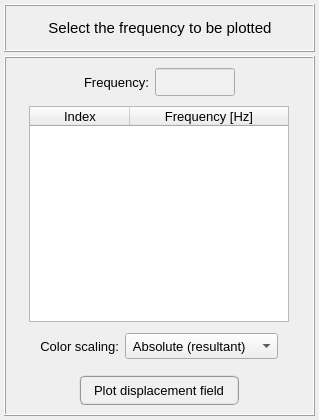
The window that pulse/interface/ui_files/plots/results/structural/plot_nodal_results_field_for_harmonic_analysis.ui (open-pulse/OpenPulse) describes before a commit, drawn with Qt 5.
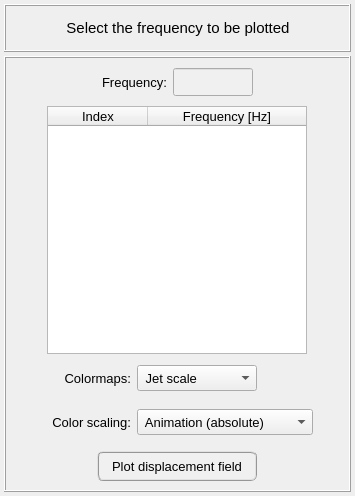
The same window after the commit.

Commit message: Reordering the animation scale color controls

The edit to the form file:
```diff
--- a/pulse/interface/ui_files/plots/results/structural/plot_nodal_results_field_for_harmonic_analysis.ui
+++ b/pulse/interface/ui_files/plots/results/structural/plot_nodal_results_field_for_harmonic_analysis.ui
@@ -6,14 +6,14 @@
    <rect>
     <x>0</x>
     <y>0</y>
-    <width>319</width>
-    <height>420</height>
+    <width>355</width>
+    <height>496</height>
    </rect>
   </property>
   <property name="maximumSize">
    <size>
     <width>16777215</width>
-    <height>420</height>
+    <height>16777215</height>
    </size>
   </property>
   <property name="windowTitle">
@@ -71,6 +71,142 @@
       <property name="spacing">
        <number>4</number>
       </property>
+      <item row="0" column="0">
+       <widget class="QFrame" name="frame_frequency">
+        <property name="minimumSize">
+         <size>
+          <width>0</width>
+          <height>40</height>
+         </size>
+        </property>
+        <property name="maximumSize">
+         <size>
+          <width>16777215</width>
+          <height>40</height>
+         </size>
+        </property>
+        <property name="frameShape">
+         <enum>QFrame::NoFrame</enum>
+        </property>
+        <property name="frameShadow">
+         <enum>QFrame::Raised</enum>
+        </property>
+        <layout class="QGridLayout" name="gridLayout_4">
+         <property name="leftMargin">
+          <number>0</number>
+         </property>
+         <property name="topMargin">
+          <number>0</number>
+         </property>
+         <property name="rightMargin">
+          <number>0</number>
+         </property>
+         <property name="bottomMargin">
+          <number>0</number>
+         </property>
+         <property name="horizontalSpacing">
+          <number>6</number>
+         </property>
+         <property name="verticalSpacing">
+          <number>0</number>
+         </property>
+         <item row="0" column="0">
+          <spacer name="horizontalSpacer_2">
+           <property name="orientation">
+            <enum>Qt::Horizontal</enum>
+           </property>
+           <property name="sizeHint" stdset="0">
+            <size>
+             <width>40</width>
+             <height>20</height>
+            </size>
+           </property>
+          </spacer>
+         </item>
+         <item row="0" column="2">
+          <widget class="QLineEdit" name="lineEdit_selected_frequency">
+           <property name="enabled">
+            <bool>false</bool>
+           </property>
+           <property name="minimumSize">
+            <size>
+             <width>80</width>
+             <height>28</height>
+            </size>
+           </property>
+           <property name="maximumSize">
+            <size>
+             <width>80</width>
+             <height>28</height>
+            </size>
+           </property>
+           <property name="font">
+            <font>
+             <family>MS Shell Dlg 2</family>
+             <pointsize>10</pointsize>
+             <weight>50</weight>
+             <italic>false</italic>
+             <bold>false</bold>
+            </font>
+           </property>
+           <property name="styleSheet">
+            <string notr="true">QLineEdit{color: rgb(0, 0, 0); background-color: rgb(250, 250, 250)}
+QLineEdit:disabled{color: rgb(100, 100, 100); background-color: rgb(240, 240, 240)}</string>
+           </property>
+           <property name="text">
+            <string/>
+           </property>
+           <property name="alignment">
+            <set>Qt::AlignCenter</set>
+           </property>
+          </widget>
+         </item>
+         <item row="0" column="3">
+          <spacer name="horizontalSpacer">
+           <property name="orientation">
+            <enum>Qt::Horizontal</enum>
+           </property>
+           <property name="sizeHint" stdset="0">
+            <size>
+             <width>40</width>
+             <height>20</height>
+            </size>
+           </property>
+          </spacer>
+         </item>
+         <item row="0" column="1">
+          <widget class="QLabel" name="label_4">
+           <property name="minimumSize">
+            <size>
+             <width>0</width>
+             <height>28</height>
+            </size>
+           </property>
+           <property name="maximumSize">
+            <size>
+             <width>16777215</width>
+             <height>28</height>
+            </size>
+           </property>
+           <property name="font">
+            <font>
+             <family>MS Shell Dlg 2</family>
+             <pointsize>10</pointsize>
+             <weight>50</weight>
+             <bold>false</bold>
+            </font>
+           </property>
+           <property name="text">
+            <string>Frequency:</string>
+           </property>
+           <property name="alignment">
+            <set>Qt::AlignCenter</set>
+           </property>
+          </widget>
+         </item>
+        </layout>
+       </widget>
+      </item>
       <item row="1" column="0">
        <widget class="QFrame" name="frame_4">
         <property name="frameShape">
@@ -160,7 +296,7 @@
         </layout>
        </widget>
       </item>
-      <item row="2" column="0">
+      <item row="3" column="0">
        <widget class="QFrame" name="frame_scalling">
         <property name="minimumSize">
          <size>
@@ -197,13 +333,13 @@
           <widget class="QComboBox" name="comboBox_color_scale">
            <property name="minimumSize">
             <size>
-             <width>0</width>
+             <width>176</width>
              <height>26</height>
             </size>
            </property>
            <property name="maximumSize">
             <size>
-             <width>16777215</width>
+             <width>176</width>
              <height>26</height>
             </size>
            </property>
@@ -212,6 +348,26 @@
              <pointsize>10</pointsize>
             </font>
            </property>
+           <item>
+            <property name="text">
+             <string> Animation (absolute)</string>
+            </property>
+           </item>
+           <item>
+            <property name="text">
+             <string> Animation (Ux)</string>
+            </property>
+           </item>
+           <item>
+            <property name="text">
+             <string> Animation (Uy)</string>
+            </property>
+           </item>
+           <item>
+            <property name="text">
+             <string> Animation (Uz)</string>
+            </property>
+           </item>
            <item>
             <property name="text">
              <string> Absolute (resultant)</string>
@@ -288,13 +444,13 @@
           <widget class="QLabel" name="label_2">
            <property name="minimumSize">
             <size>
-             <width>0</width>
+             <width>90</width>
              <height>26</height>
             </size>
            </property>
            <property name="maximumSize">
             <size>
-             <width>16777215</width>
+             <width>90</width>
              <height>26</height>
             </size>
            </property>
@@ -340,143 +496,7 @@
         </layout>
        </widget>
       </item>
-      <item row="0" column="0">
-       <widget class="QFrame" name="frame_5">
-        <property name="minimumSize">
-         <size>
-          <width>0</width>
-          <height>40</height>
-         </size>
-        </property>
-        <property name="maximumSize">
-         <size>
-          <width>16777215</width>
-          <height>40</height>
-         </size>
-        </property>
-        <property name="frameShape">
-         <enum>QFrame::NoFrame</enum>
-        </property>
-        <property name="frameShadow">
-         <enum>QFrame::Raised</enum>
-        </property>
-        <layout class="QGridLayout" name="gridLayout_4">
-         <property name="leftMargin">
-          <number>0</number>
-         </property>
-         <property name="topMargin">
-          <number>0</number>
-         </property>
-         <property name="rightMargin">
-          <number>0</number>
-         </property>
-         <property name="bottomMargin">
-          <number>0</number>
-         </property>
-         <property name="horizontalSpacing">
-          <number>6</number>
-         </property>
-         <property name="verticalSpacing">
-          <number>0</number>
-         </property>
-         <item row="0" column="0">
-          <spacer name="horizontalSpacer_2">
-           <property name="orientation">
-            <enum>Qt::Horizontal</enum>
-           </property>
-           <property name="sizeHint" stdset="0">
-            <size>
-             <width>40</width>
-             <height>20</height>
-            </size>
-           </property>
-          </spacer>
-         </item>
-         <item row="0" column="2">
-          <widget class="QLineEdit" name="lineEdit_selected_frequency">
-           <property name="enabled">
-            <bool>false</bool>
-           </property>
-           <property name="minimumSize">
-            <size>
-             <width>80</width>
-             <height>28</height>
-            </size>
-           </property>
-           <property name="maximumSize">
-            <size>
-             <width>80</width>
-             <height>28</height>
-            </size>
-           </property>
-           <property name="font">
-            <font>
-             <family>MS Shell Dlg 2</family>
-             <pointsize>10</pointsize>
-             <weight>50</weight>
-             <italic>false</italic>
-             <bold>false</bold>
-            </font>
-           </property>
-           <property name="styleSheet">
-            <string notr="true">QLineEdit{color: rgb(0, 0, 0); background-color: rgb(250, 250, 250)}
-QLineEdit:disabled{color: rgb(100, 100, 100); background-color: rgb(240, 240, 240)}</string>
-           </property>
-           <property name="text">
-            <string/>
-           </property>
-           <property name="alignment">
-            <set>Qt::AlignCenter</set>
-           </property>
-          </widget>
-         </item>
-         <item row="0" column="3">
-          <spacer name="horizontalSpacer">
-           <property name="orientation">
-            <enum>Qt::Horizontal</enum>
-           </property>
-           <property name="sizeHint" stdset="0">
-            <size>
-             <width>40</width>
-             <height>20</height>
-            </size>
-           </property>
-          </spacer>
-         </item>
-         <item row="0" column="1">
-          <widget class="QLabel" name="label_4">
-           <property name="minimumSize">
-            <size>
-             <width>0</width>
-             <height>28</height>
-            </size>
-           </property>
-           <property name="maximumSize">
-            <size>
-             <width>16777215</width>
-             <height>28</height>
-            </size>
-           </property>
-           <property name="font">
-            <font>
-             <family>MS Shell Dlg 2</family>
-             <pointsize>10</pointsize>
-             <weight>50</weight>
-             <bold>false</bold>
-            </font>
-           </property>
-           <property name="text">
-            <string>Frequency:</string>
-           </property>
-           <property name="alignment">
-            <set>Qt::AlignCenter</set>
-           </property>
-          </widget>
-         </item>
-        </layout>
-       </widget>
-      </item>
-      <item row="3" column="0">
+      <item row="4" column="0">
        <widget class="QFrame" name="frame_button">
         <property name="minimumSize">
          <size>
@@ -543,11 +563,203 @@
         </layout>
        </widget>
       </item>
+      <item row="2" column="0">
+       <widget class="QFrame" name="frame">
+        <property name="minimumSize">
+         <size>
+          <width>0</width>
+          <height>40</height>
+         </size>
+        </property>
+        <property name="maximumSize">
+         <size>
+          <width>16777215</width>
+          <height>40</height>
+         </size>
+        </property>
+        <property name="frameShape">
+         <enum>QFrame::NoFrame</enum>
+        </property>
+        <property name="frameShadow">
+         <enum>QFrame::Raised</enum>
+        </property>
+        <layout class="QGridLayout" name="gridLayout_13">
+         <property name="leftMargin">
+          <number>0</number>
+         </property>
+         <property name="topMargin">
+          <number>0</number>
+         </property>
+         <property name="rightMargin">
+          <number>0</number>
+         </property>
+         <property name="bottomMargin">
+          <number>0</number>
+         </property>
+         <item row="0" column="2">
+          <widget class="QFrame" name="frame_7">
+           <property name="minimumSize">
+            <size>
+             <width>176</width>
+             <height>0</height>
+            </size>
+           </property>
+           <property name="maximumSize">
+            <size>
+             <width>176</width>
+             <height>16777215</height>
+            </size>
+           </property>
+           <property name="frameShape">
+            <enum>QFrame::NoFrame</enum>
+           </property>
+           <property name="frameShadow">
+            <enum>QFrame::Raised</enum>
+           </property>
+           <layout class="QGridLayout" name="gridLayout_14">
+            <property name="leftMargin">
+             <number>0</number>
+            </property>
+            <property name="topMargin">
+             <number>0</number>
+            </property>
+            <property name="rightMargin">
+             <number>0</number>
+            </property>
+            <property name="bottomMargin">
+             <number>0</number>
+            </property>
+            <property name="spacing">
+             <number>0</number>
+            </property>
+            <item row="0" column="0">
+             <widget class="QComboBox" name="comboBox_colormaps">
+              <property name="minimumSize">
+               <size>
+                <width>120</width>
+                <height>26</height>
+               </size>
+              </property>
+              <property name="maximumSize">
+               <size>
+                <width>176</width>
+                <height>26</height>
+               </size>
+              </property>
+              <property name="font">
+               <font>
+                <pointsize>10</pointsize>
+               </font>
+              </property>
+              <item>
+               <property name="text">
+                <string> Jet scale</string>
+               </property>
+              </item>
+              <item>
+               <property name="text">
+                <string> Virids scale</string>
+               </property>
+              </item>
+              <item>
+               <property name="text">
+                <string> Inferno scale</string>
+               </property>
+              </item>
+              <item>
+               <property name="text">
+                <string> Magma scale</string>
+               </property>
+              </item>
+              <item>
+               <property name="text">
+                <string> Plasma scale</string>
+               </property>
+              </item>
+              <item>
+               <property name="text">
+                <string> Grayscale</string>
+               </property>
+              </item>
+             </widget>
+            </item>
+            <item row="0" column="1">
+             <spacer name="horizontalSpacer_11">
+              <property name="orientation">
+               <enum>Qt::Horizontal</enum>
+              </property>
+              <property name="sizeHint" stdset="0">
+               <size>
+                <width>40</width>
+                <height>20</height>
+               </size>
+              </property>
+             </spacer>
+            </item>
+           </layout>
+          </widget>
+         </item>
+         <item row="0" column="3">
+          <spacer name="horizontalSpacer_12">
+           <property name="orientation">
+            <enum>Qt::Horizontal</enum>
+           </property>
+           <property name="sizeHint" stdset="0">
+            <size>
+             <width>40</width>
+             <height>20</height>
+            </size>
+           </property>
+          </spacer>
+         </item>
+         <item row="0" column="1">
+          <widget class="QLabel" name="label_6">
+           <property name="minimumSize">
+            <size>
+             <width>90</width>
+             <height>26</height>
+            </size>
+           </property>
+           <property name="maximumSize">
+            <size>
+             <width>90</width>
+             <height>26</height>
+            </size>
+           </property>
+           <property name="font">
+            <font>
+             <pointsize>10</pointsize>
+            </font>
+           </property>
+           <property name="text">
+            <string>Colormaps:</string>
+           </property>
+           <property name="alignment">
+            <set>Qt::AlignRight|Qt::AlignTrailing|Qt::AlignVCenter</set>
+           </property>
+          </widget>
+         </item>
+         <item row="0" column="0">
+          <spacer name="horizontalSpacer_13">
+           <property name="orientation">
+            <enum>Qt::Horizontal</enum>
+           </property>
+           <property name="sizeHint" stdset="0">
+            <size>
+             <width>40</width>
+             <height>20</height>
+            </size>
+           </property>
+          </spacer>
+         </item>
+        </layout>
+       </widget>
+      </item>
      </layout>
     </widget>
    </item>
    <item row="0" column="0">
-    <widget class="QFrame" name="frame">
+    <widget class="QFrame" name="frame_title">
      <property name="minimumSize">
       <size>
        <width>0</width>
```
Left out of the diff: 26 changed lines with no effect on the pictures. The commit also changes 14 other files.
